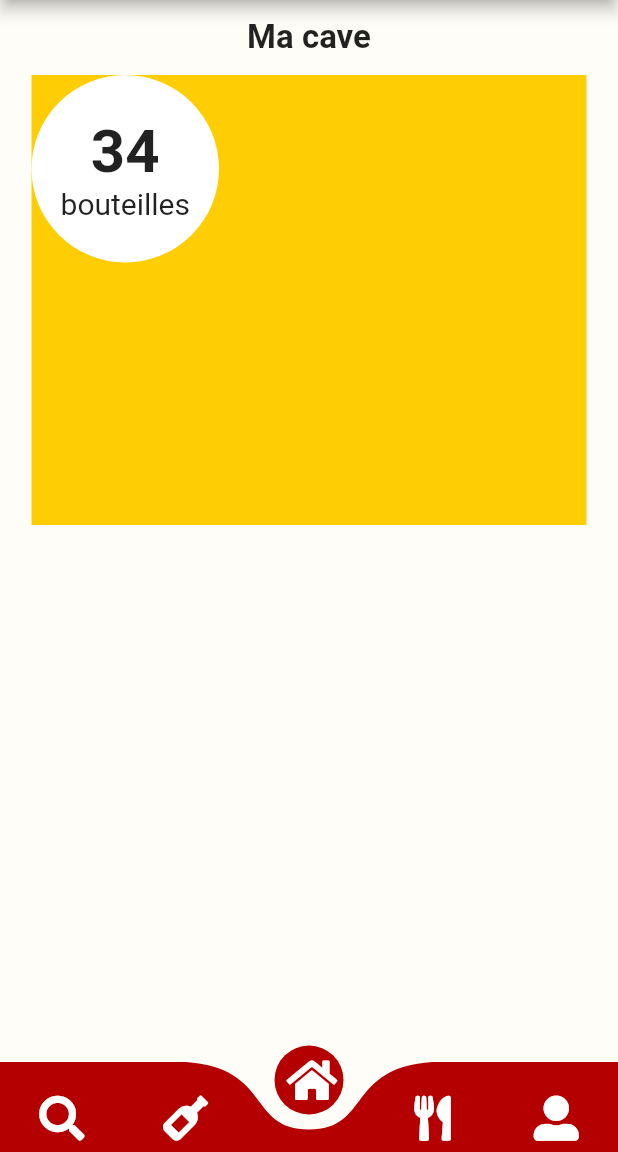
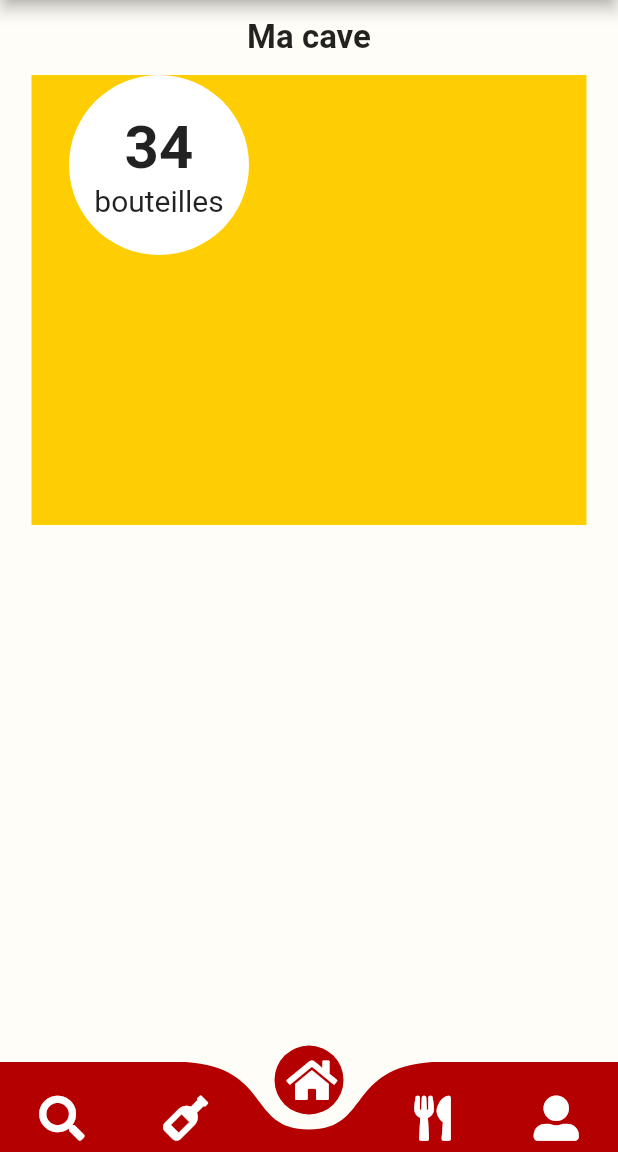
Before and after one commit to TheoLeao/flutter-cavi, a Flutter app: the screen it shows after launch, item 3 of the bottom bar chosen, on a phone screen of 412 x 824 dp, the part 84-1236 px from its top. Run offline on Flutter 3.47's test engine with Material 2 defaults, Android fonts, the phone set to English and light mode, and no system bars; drawn by our look-alikes of curved_navigation_bar; our stand-ins replace flutter_login, font_awesome_flutter; project files that could hold a hidden picture were left out.

Commit message:
Avancement sur le design "Ma Carte":)

```diff
--- a/lib/pages/pageAccueil.dart
+++ b/lib/pages/pageAccueil.dart
@@ -7,7 +7,7 @@ class CenterHorizontal extends StatelessWidget {
   final Widget child;
   @override
   Widget build(BuildContext context) =>
-        Row(mainAxisAlignment: MainAxisAlignment.center,children: [child]);
+      Row(mainAxisAlignment: MainAxisAlignment.center, children: [child]);
 }
 
 class PageAccueil extends StatelessWidget {
@@ -21,6 +21,7 @@ class PageAccueil extends StatelessWidget {
                 child: Column(
                     crossAxisAlignment: CrossAxisAlignment.start,
                     children: <Widget>[
+                      //Padding du text "Ma Cave"
                       Padding(
                           padding: EdgeInsets.all(12.0),
                           child: Align(
@@ -29,36 +30,47 @@ class PageAccueil extends StatelessWidget {
                                 style: TextStyle(
                                     fontSize: 22, fontWeight: FontWeight.bold)),
                           )),
+                      //Align du container jaune
                       Align(
                         alignment: Alignment.center,
                         child: Container(
                             height: 300,
                             width: 370,
                             color: SecondaryColor,
-                            child: Column(
+                            child: Column(children: <Widget>[
+                              Stack(
                                 children: <Widget>[
-                                Row(
-
-                                  children: <Widget>[
+                                  Align(
+                                      alignment: AlignmentDirectional(-0.8, 0),
+                                      child: //Container cercle blanc
                                           Container(
-                                        width: 125.0,
-                                        height: 125.0,
+                                        width: 120.0,
+                                        height: 120.0,
                                         decoration: new BoxDecoration(
                                           color: Colors.white,
                                           shape: BoxShape.circle,
                                         ),
+                                        //Colonne à l'intérieur du cercle
                                         child: Column(
-                                          mainAxisAlignment: MainAxisAlignment.center,
-                                          crossAxisAlignment: CrossAxisAlignment.center,
+                                          mainAxisAlignment:
+                                              MainAxisAlignment.center,
+                                          crossAxisAlignment:
+                                              CrossAxisAlignment.center,
                                           children: <Widget>[
-                                            CenterHorizontal(Text("34",style: TextStyle(fontSize: 40,fontWeight: FontWeight.bold))),
-                                            CenterHorizontal(Text("bouteilles",style: TextStyle(fontSize: 20)))
+                                            //Texts à l'interieur de la colonne dans le cercle
+                                            CenterHorizontal(Text("34",
+                                                style: TextStyle(
+                                                    fontSize: 40,
+                                                    fontWeight:
+                                                        FontWeight.bold))),
+                                            CenterHorizontal(Text("bouteilles",
+                                                style: TextStyle(fontSize: 20)))
                                           ],
                                         ),
+                                      ))
+                                ],
                               )
-                                ])
-                              ],
-                            )),
+                            ])),
                       )
                     ]))));
   }
```
Also changed, not shown: lib/pages/pageMetsVins.dart (+53 -3 lines). Lines whose indentation alone changed are shown as unchanged.
